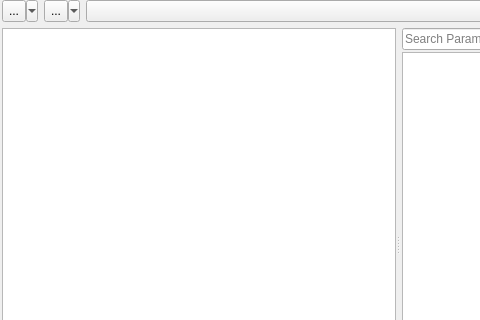
Above: src/option/parametereditor.ui from GAMS-dev/studio before the change; both pictures show x 0 to 480 and y 0 to 320 of the 802 by 459 pixel window. Below: the same form after it.
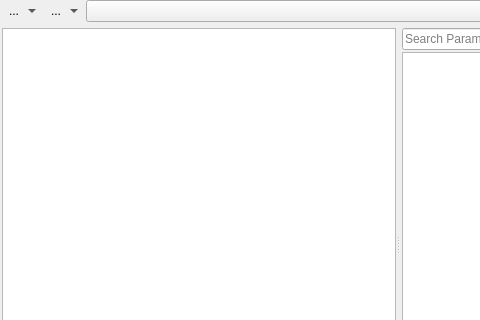
That is the form after the change. Custom widgets are drawn as their Qt base class.

Commit message: took over style of help/bookmarks button-menu to main/run and main/stop button-menus

```diff
--- a/src/option/parametereditor.ui
+++ b/src/option/parametereditor.ui
@@ -76,6 +76,9 @@
         <property name="popupMode">
          <enum>QToolButton::MenuButtonPopup</enum>
         </property>
+        <property name="autoRaise">
+         <bool>true</bool>
+        </property>
        </widget>
       </item>
       <item>
@@ -98,6 +101,9 @@
         <property name="popupMode">
          <enum>QToolButton::MenuButtonPopup</enum>
         </property>
+        <property name="autoRaise">
+         <bool>true</bool>
+        </property>
        </widget>
       </item>
       <item>
```
